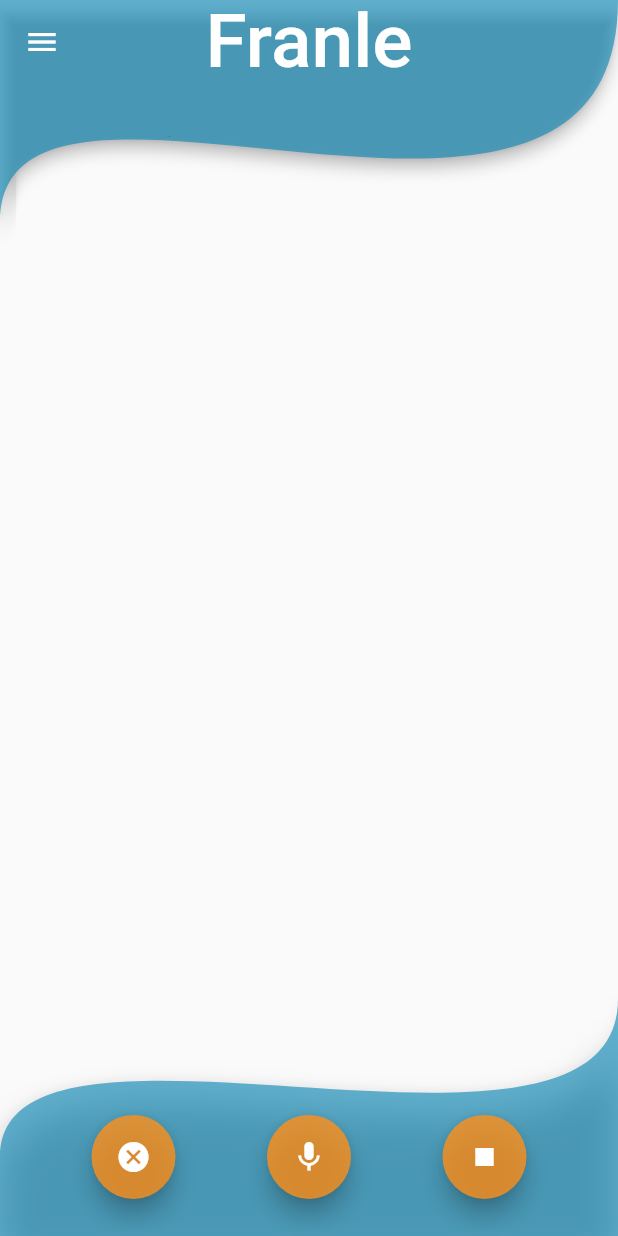
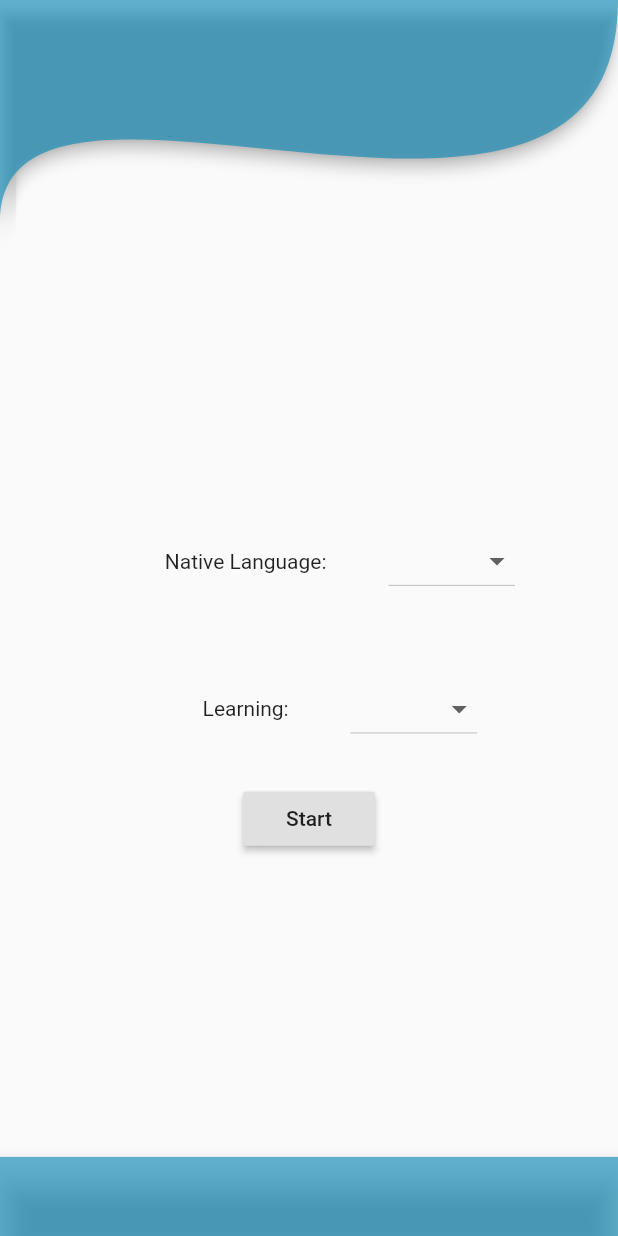
Before and after one commit to jdarangop/franle_app, a Flutter app: the screen it shows after launch, on a phone screen of 412 x 824 dp. Run offline on Flutter 3.47's test engine with Material 2 defaults, Android fonts, the phone set to English and light mode, and no system bars; our stand-ins replace flutter_tts, google_fonts; missing offline and left inert: speech_recognition; Roboto replaces fonts that are missing (Norican).

Commit message:
Add the login and selection screen in construction

```diff
--- a/lib/chat/chatfranle.dart
+++ b/lib/chat/chatfranle.dart
@@ -1,4 +1,5 @@
 import 'package:flutter/material.dart';
+import 'package:franle_app/chat/appbarstyle.dart';
 import 'package:google_fonts/google_fonts.dart';
 import 'package:speech_recognition/speech_recognition.dart';
 import 'package:web_socket_channel/io.dart';
@@ -8,10 +9,17 @@ import './bubble.dart';
 class ChatFran extends StatefulWidget {
   final WebSocketChannel channel =
   IOWebSocketChannel.connect('ws://34.74.231.8');
+  String nativeLang;
+  String learningLang;
 
+  ChatFran({this.nativeLang, this.learningLang});
 
   @override
-  _ChatFranState createState() => _ChatFranState(channel: channel);
+  _ChatFranState createState() => _ChatFranState(
+    channel: channel,
+    nativeLang: nativeLang,
+    learningLang: learningLang
+  );
 }
 
 class _ChatFranState extends State<ChatFran> {
@@ -21,9 +29,18 @@ class _ChatFranState extends State<ChatFran> {
   String resultText = "";
   bool _isAvailable = false;
   bool _isListening = false;
+  String nativeLang;
+  String learningLang;
+  var languages = {
+    'Español': '"spa"',
+    'English': '"eng"',
+    'Deutsch': '"deu"',
+    'Français': '"fr"',
+  };
 
-  _ChatFranState({this.channel}) {
-    channel.sink.add('{"nativeLang":"eng", "newLang":"spa"}');
+
+  _ChatFranState({this.channel, this.nativeLang, this.learningLang}) {
+    channel.sink.add('{"nativeLang":' + languages[nativeLang] + ', ' + '"newLang":' + languages[learningLang] +'}');
     channel.stream.listen((data) {
       var tmp = {'data': data, 'send':true};
       print(data);
@@ -146,6 +163,7 @@ class _ChatFranState extends State<ChatFran> {
               mainAxisAlignment: MainAxisAlignment.spaceEvenly,
               children: <Widget>[
                 FloatingActionButton(
+                  heroTag: 'btn1',
                   child: Icon(Icons.cancel),
                   backgroundColor: Color.fromRGBO(255, 144, 25, 0.8),
                   onPressed: () {
@@ -159,6 +177,7 @@ class _ChatFranState extends State<ChatFran> {
                   },
                 ),
                 FloatingActionButton(
+                  heroTag: 'btn2',
                   child: Icon(Icons.mic),
                   onPressed: () {
                     //channel.sendChat('UltimaaaPrueba');
@@ -185,6 +204,7 @@ class _ChatFranState extends State<ChatFran> {
                   backgroundColor: Color.fromRGBO(255, 144, 25, 0.8),
                 ),
                 FloatingActionButton(
+                  heroTag: 'btn3',
                   child: Icon(Icons.stop),
                   backgroundColor: Color.fromRGBO(255, 144, 25, 0.8),
                   onPressed: () {
@@ -225,42 +245,3 @@ class _ChatFranState extends State<ChatFran> {
     //}
   }
 }
-
-
-class CubicBezierShapeBorder extends ContinuousRectangleBorder {
-  @override
-  Path getOuterPath(Rect rect, {TextDirection textDirection}) {
-    Path path = Path();
-    Offset control1 = Offset(rect.width, rect.height * 1.8);
-    Offset control2 = Offset(0.0, 0.0);
-    Offset endPoint = Offset(rect.width, rect.height * 0.0);
-    path.lineTo(0.0, rect.height* 1.20);
-    path.cubicTo(
-        control2.dx, control2.dy, control1.dx, control1.dy, endPoint.dx,
-        endPoint.dy);
-    path.lineTo(0.0, 0.0);
-
-    path.close();
-    return path;
-  }
-}
-
-class CubicBezierShapeBorderBottom extends ContinuousRectangleBorder {
-  @override
-  Path getOuterPath(Rect rect, {TextDirection textDirection}) {
-    Path path = Path();
-    Offset control1 = Offset(rect.width, rect.height * 0.66);
-    Offset control2 = Offset(0.0, rect.height * -2.33);
-    Offset endPoint = Offset(rect.width, rect.height * -2.0);
-    path.cubicTo(
-        control2.dx, control2.dy, control1.dx, control1.dy, endPoint.dx,
-        endPoint.dy);
-    path.lineTo(rect.width, rect.height);
-    path.lineTo(0.0, rect.height);
-    path.lineTo(0.0, 0.0);
-
-
-    path.close();
-    return path;
-  }
-}
--- a/lib/main.dart
+++ b/lib/main.dart
@@ -1,5 +1,7 @@
 import 'package:flutter/material.dart';
 import 'package:franle_app/chat/chatfranle.dart';
+import 'package:franle_app/chat/loginscreen.dart';
+import 'package:franle_app/selection/selection_page.dart';
 import 'package:franle_app/web_socket/websocket.dart';
 import './chat/franlechat.dart';
 
@@ -17,7 +19,7 @@ class MyApp extends StatelessWidget {
   Widget build(BuildContext context) {
     return MaterialApp(
       //builder: DevicePreview.appBuilder,
-      home: ChatFran(), // ChatFranle(), WebSocketChat(),
+      home: SelectScreen(), //ChatFran(), LoginScreen(),SelectScreen(), ChatFran(), ChatFranle(), WebSocketChat(),
     );
   }
 }
--- /dev/null
+++ b/lib/selection/selection_page.dart
@@ -0,0 +1,114 @@
+import 'package:flutter/material.dart';
+import 'package:franle_app/chat/chatfranle.dart';
+import 'package:franle_app/chat/franlechat.dart';
+import 'package:google_fonts/google_fonts.dart';
+
+class SelectScreen extends StatefulWidget {
+  @override
+  _SelectScreenState createState() => _SelectScreenState();
+}
+
+class _SelectScreenState extends State<SelectScreen> {
+  String _nativeLanguage;
+  String _learningLanguage;
+  List<String> idioms = ['Español', 'English', 'Deutsch', 'Français'];
+
+  @override
+  void initState() {
+    _nativeLanguage = null;
+    _learningLanguage = null;
+  }
+
+  @override
+  Widget build(BuildContext context) {
+    final height = MediaQuery.of(context).size.height;
+    return Scaffold(
+      appBar:
+        PreferredSize(
+        //preferredSize: Size.fromHeight(110),
+        preferredSize: Size.fromHeight(height * 0.15),
+        child: AppBar(
+          centerTitle: true,
+          backgroundColor: Color.fromRGBO(0, 131, 179, 0.6),
+          shape: CubicBezierShapeBorder(),
+          ),
+        ),
+
+      bottomNavigationBar: PreferredSize(
+        //preferredSize: Size.fromHeight(100),
+        preferredSize: Size.fromHeight(height * 0.14),
+        child: BottomAppBar(
+          color: Color.fromRGBO(0, 131, 179, 0.6),
+          //color: Color.fromRGBO(255, 131, 0, 0.8),
+          child: Padding(
+            //padding: const EdgeInsets.all(23.0),
+            padding: EdgeInsets.all(height * 0.032),
+          ),
+          shape: AutomaticNotchedShape(CubicBezierShapeBorderBottom(),), // CircleBorder(),),
+        ),
+      ),
+
+      body: Column(
+        mainAxisAlignment: MainAxisAlignment.center,
+        //crossAxisAlignment: CrossAxisAlignment.center,
+        children: <Widget>[
+          Row(
+            mainAxisAlignment: MainAxisAlignment.center,
+            children: <Widget>[
+              Padding(
+                padding: EdgeInsets.all(MediaQuery.of(context).size.width * 0.1),
+                child: Text('Native Language:'),
+              ),
+              DropdownButton(
+                value: _nativeLanguage,
+                items: idioms.map((String value) {
+                  return new DropdownMenuItem<String>(
+                    value: value,
+                    child: new Text(value),
+                  );
+                }).toList(),
+                onChanged: (String language) {
+                  setState(() {
+                    _nativeLanguage = language;
+                  });
+                },)
+            ],
+          ),
+          Row(
+            mainAxisAlignment: MainAxisAlignment.center,
+            children: <Widget>[
+              Padding(
+                padding: EdgeInsets.all(MediaQuery.of(context).size.width * 0.1),
+                child: Text('Learning:'),
+              ),
+              DropdownButton(
+                value: _learningLanguage,
+                items: idioms.map((String value) {
+                  /*if (_nativeLanguage != null) {
+                    idioms.removeWhere((item) => item == _nativeLanguage);
+                  }*/
+                  return new DropdownMenuItem<String>(
+                    value: value,
+                    child: new Text(value),
+                  );
+                }).toList(),
+                onChanged: (String language) {
+                  setState(() {
+                    _learningLanguage = language;
+                  });
+                },)
+            ],
+          ),
+          RaisedButton(
+            onPressed: () {
+              Navigator.push(
+                context,
+                MaterialPageRoute(builder: (context) => ChatFran(nativeLang: _nativeLanguage, learningLang: _learningLanguage,)),
+              );
+            },
+            child: Text('Start'),)
+        ],
+      ),
+    );
+  }
+}
```
Also changed, not shown: lib/chat/appbarstyle.dart (added, +58 -0 lines), lib/chat/loginscreen.dart (added, +69 -0 lines).
